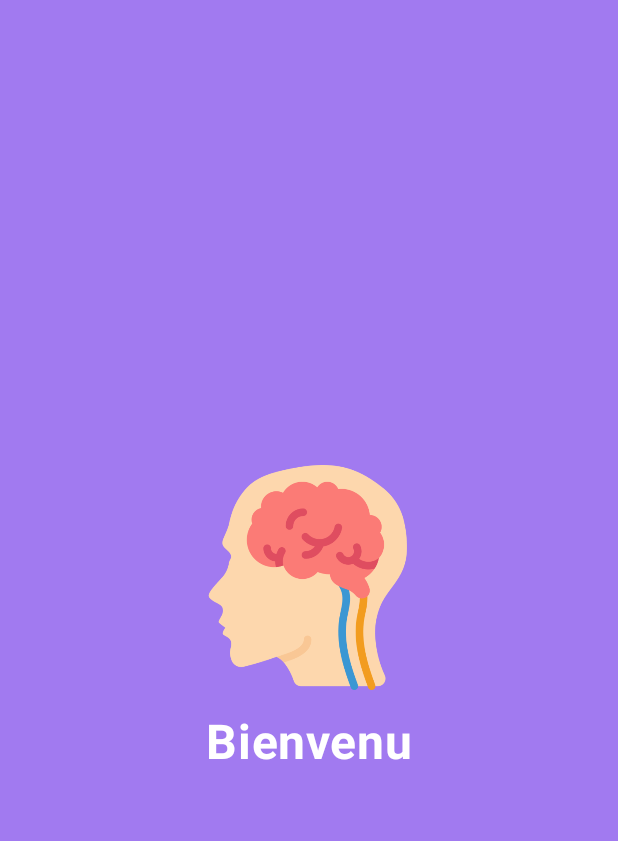
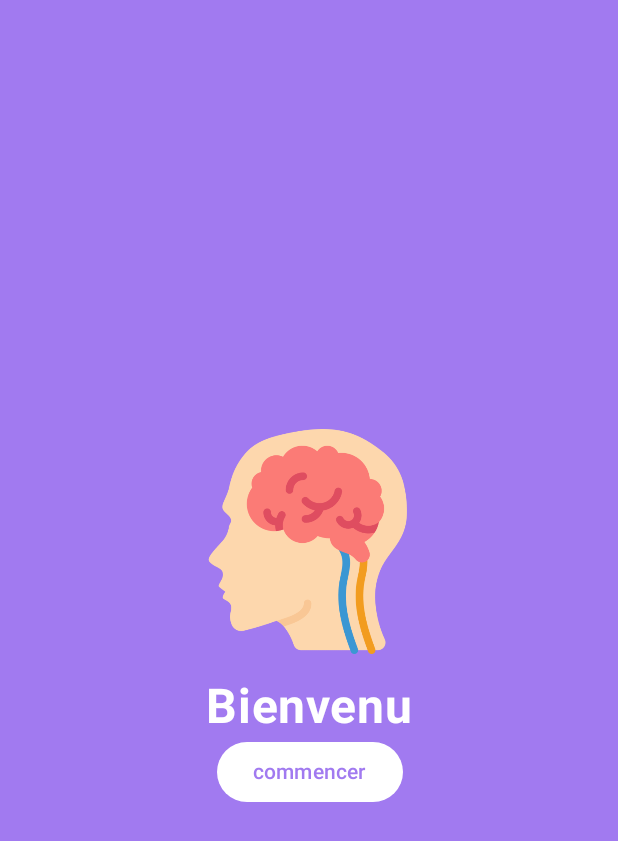
Before and after one commit to baris-ux/jeux_memory, an Android app built with Jetpack Compose: the screen it shows after launch (MainActivity), on a phone screen of 412 x 824 dp. Shown: the top 841 px of the screen. Run offline under Robolectric (Android 15) with nearby library versions, the phone set to English and light mode, and no system bars.

Commit message:
ajout boutton

```diff
--- a/app/src/main/java/com/example/memory/MainActivity.kt
+++ b/app/src/main/java/com/example/memory/MainActivity.kt
@@ -19,7 +19,9 @@ import androidx.compose.ui.tooling.preview.Preview
 import androidx.compose.ui.unit.dp
 import androidx.compose.ui.unit.sp
 import com.example.memory.ui.theme.MemoryTheme
-import com.example.memory.R
+import androidx.compose.material3.Button
+import androidx.compose.material3.ButtonDefaults
+
 
 class MainActivity : ComponentActivity() {
     override fun onCreate(savedInstanceState: Bundle?) {
@@ -60,6 +62,18 @@ fun Greeting() {
                 fontSize = 32.sp,
                 fontWeight = FontWeight.Bold
             )
+
+            Button(
+                onClick = {
+                    /* rien pour le moment */
+                },
+                colors = ButtonDefaults.buttonColors(
+                    containerColor = Color.White,
+                    contentColor = Color(0xFFa17af0)
+                ))
+            {
+                Text("commencer")
+            }
         }
     }
 }
```
